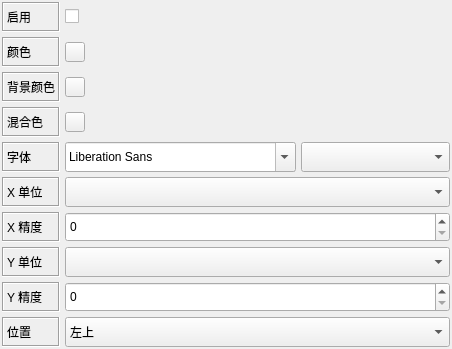
First picture: the form in LabelSettings.ui, repository whatudone/plotxy, before the edit.
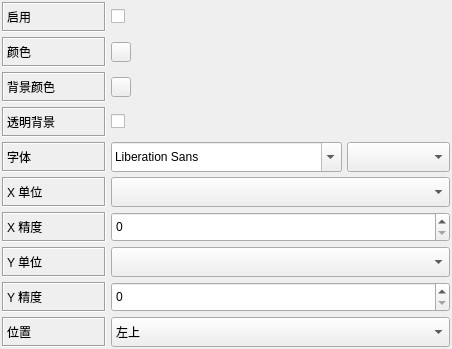
Second picture: the form after the edit. Custom widgets are drawn as their Qt base class.

What changed in the file:
```diff
--- a/LabelSettings.ui
+++ b/LabelSettings.ui
@@ -74,32 +74,6 @@
        </property>
       </widget>
      </item>
-     <item row="0" column="1">
-      <widget class="QCheckBox" name="checkBox_5">
-       <property name="layoutDirection">
-        <enum>Qt::LeftToRight</enum>
-       </property>
-       <property name="text">
-        <string/>
-       </property>
-       <property name="tristate">
-        <bool>false</bool>
-       </property>
-      </widget>
-     </item>
-     <item row="0" column="2">
-      <spacer name="horizontalSpacer_12">
-       <property name="orientation">
-        <enum>Qt::Horizontal</enum>
-       </property>
-       <property name="sizeHint" stdset="0">
-        <size>
-         <width>40</width>
-         <height>20</height>
-        </size>
-       </property>
-      </spacer>
-     </item>
      <item row="1" column="0">
       <widget class="QLabel" name="label_7">
        <property name="sizePolicy">
@@ -141,19 +115,6 @@
        </property>
       </widget>
      </item>
-     <item row="1" column="2">
-      <spacer name="horizontalSpacer_8">
-       <property name="orientation">
-        <enum>Qt::Horizontal</enum>
-       </property>
-       <property name="sizeHint" stdset="0">
-        <size>
-         <width>40</width>
-         <height>20</height>
-        </size>
-       </property>
-      </spacer>
-     </item>
      <item row="2" column="0">
       <widget class="QLabel" name="label_8">
        <property name="sizePolicy">
@@ -195,21 +156,11 @@
        </property>
       </widget>
      </item>
-     <item row="2" column="2">
-      <spacer name="horizontalSpacer_9">
-       <property name="orientation">
-        <enum>Qt::Horizontal</enum>
-       </property>
-       <property name="sizeHint" stdset="0">
-        <size>
-         <width>40</width>
-         <height>20</height>
-        </size>
-       </property>
-      </spacer>
-     </item>
      <item row="3" column="0">
       <widget class="QLabel" name="label_9">
+       <property name="enabled">
+        <bool>true</bool>
+       </property>
        <property name="sizePolicy">
         <sizepolicy hsizetype="Preferred" vsizetype="Preferred">
          <horstretch>0</horstretch>
@@ -229,39 +180,10 @@
         <enum>QFrame::Sunken</enum>
        </property>
        <property name="text">
-        <string>混合色</string>
+        <string>透明背景</string>
        </property>
       </widget>
      </item>
-     <item row="3" column="1">
-      <widget class="ColorButton" name="pushButton_7">
-       <property name="maximumSize">
-        <size>
-         <width>20</width>
-         <height>20</height>
-        </size>
-       </property>
-       <property name="styleSheet">
-        <string notr="true"/>
-       </property>
-       <property name="text">
-        <string/>
-       </property>
-      </widget>
-     </item>
-     <item row="3" column="2">
-      <spacer name="horizontalSpacer_10">
-       <property name="orientation">
-        <enum>Qt::Horizontal</enum>
-       </property>
-       <property name="sizeHint" stdset="0">
-        <size>
-         <width>40</width>
-         <height>20</height>
-        </size>
-       </property>
-      </spacer>
-     </item>
      <item row="4" column="0">
       <widget class="QLabel" name="label_2">
        <property name="sizePolicy">
@@ -355,6 +277,9 @@
          <height>30</height>
         </size>
        </property>
+       <property name="maximum">
+        <number>10</number>
+       </property>
       </widget>
      </item>
      <item row="7" column="0">
@@ -425,6 +350,9 @@
          <height>30</height>
         </size>
        </property>
+       <property name="maximum">
+        <number>10</number>
+       </property>
       </widget>
      </item>
      <item row="9" column="0">
@@ -527,6 +455,26 @@
        </property>
       </widget>
      </item>
+     <item row="0" column="1" colspan="2">
+      <widget class="QCheckBox" name="checkBox_5">
+       <property name="layoutDirection">
+        <enum>Qt::LeftToRight</enum>
+       </property>
+       <property name="text">
+        <string/>
+       </property>
+       <property name="tristate">
+        <bool>false</bool>
+       </property>
+      </widget>
+     </item>
+     <item row="3" column="1">
+      <widget class="QCheckBox" name="checkBox">
+       <property name="text">
+        <string/>
+       </property>
+      </widget>
+     </item>
     </layout>
    </item>
   </layout>
```
Left out of the diff: 2 changed lines with no effect on the pictures.
